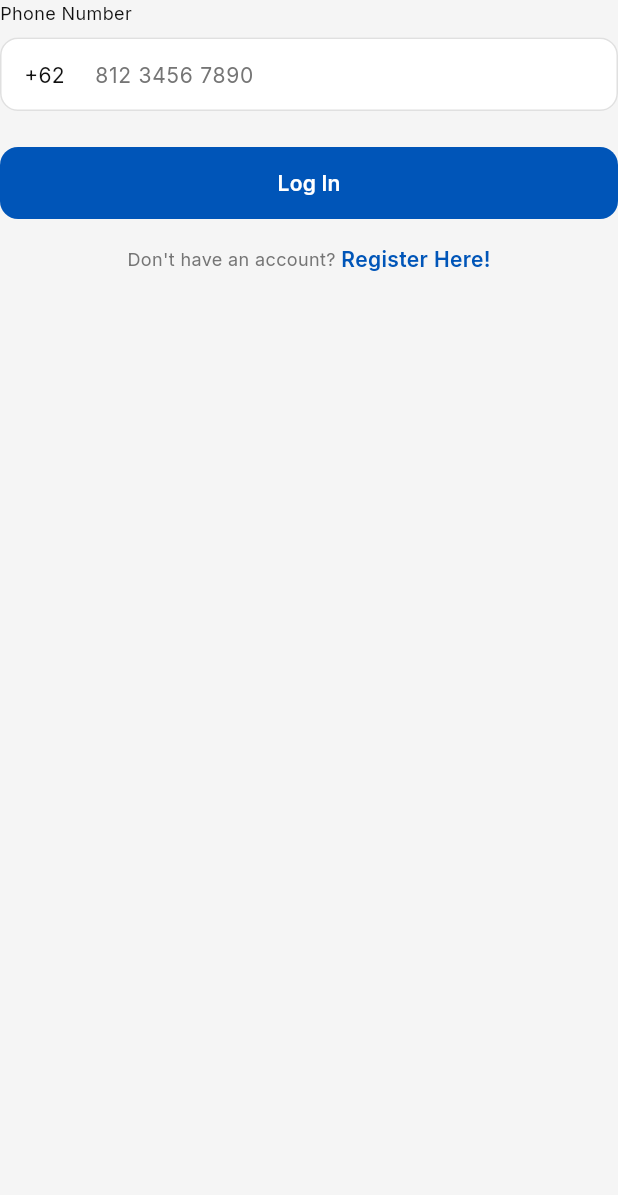
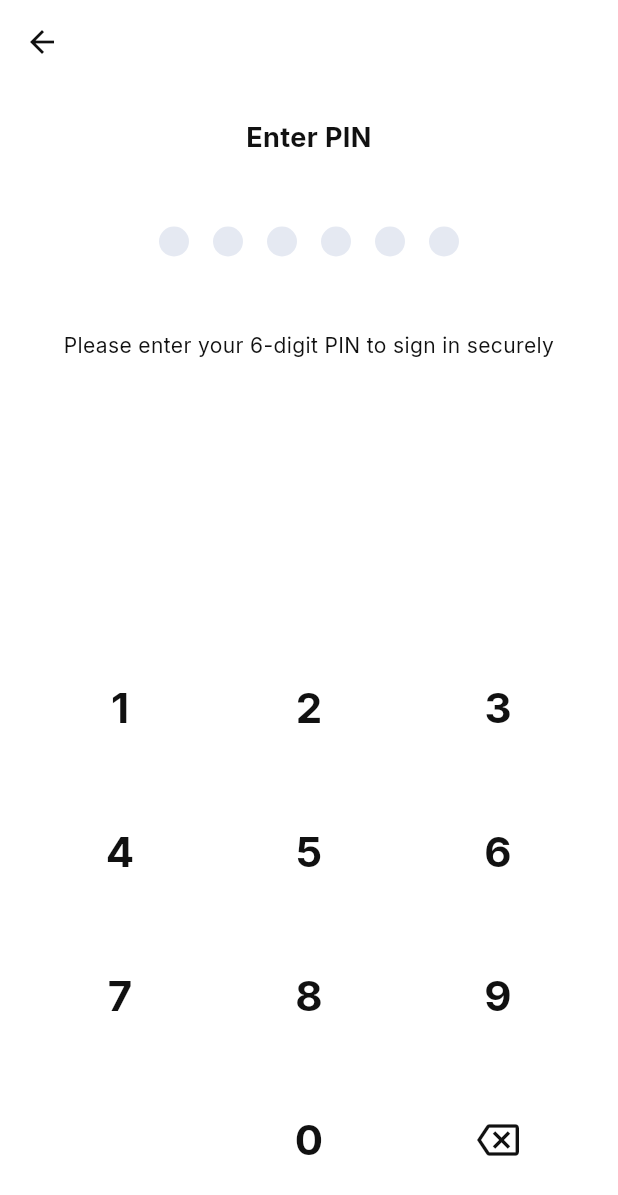
Before and after one commit to Arroziqi/mrt-clone, a Flutter app: the LoginForm widget shown alone on an empty page, opened directly, after a tap on "Log In", on a phone screen of 412 x 824 dp. Shown: the top 1195 px of the screen. Run offline on Flutter 3.47's test engine with Material 3 defaults, Android fonts, the phone set to English and light mode, and no system bars; our stand-ins replace equatable, flutter_bloc, go_router, google_fonts.

Commit message:
add pin page

```diff
--- a/lib/config/routes/app_router.dart
+++ b/lib/config/routes/app_router.dart
@@ -2,6 +2,7 @@ import 'package:flutter/material.dart';
 import 'package:go_router/go_router.dart';
 import '../../features/auth/presentation/pages/login_page.dart';
 import '../../features/auth/presentation/pages/register_page.dart';
+import '../../features/auth/presentation/pages/pin_page.dart';
 import '../../features/ticket/presentation/pages/buy_ticket_page.dart';
 import '../../features/ticket/presentation/pages/schedule_page.dart';
 import '../../features/ticket/presentation/pages/payment_page.dart';
@@ -30,6 +31,13 @@ class AppRouter {
       GoRoute(
         path: '/register',
         builder: (context, state) => const RegisterPage(),
+      ),
+      GoRoute(
+        path: '/pin',
+        builder: (context, state) {
+          final isCreate = state.uri.queryParameters['isCreate'] == 'true';
+          return PinPage(isCreate: isCreate);
+        },
       ),
       GoRoute(
         path: '/buy-ticket',
--- /dev/null
+++ b/lib/features/auth/presentation/pages/pin_page.dart
@@ -0,0 +1,193 @@
+import 'package:flutter/material.dart';
+import 'package:flutter_bloc/flutter_bloc.dart';
+import 'package:go_router/go_router.dart';
+import '../../../../config/theme/app_colors.dart';
+import '../../../../config/theme/app_text_style.dart';
+import '../bloc/auth_bloc.dart';
+import '../bloc/auth_event.dart';
+import '../bloc/auth_state.dart';
+
+class PinPage extends StatefulWidget {
+  final bool isCreate;
+
+  const PinPage({super.key, this.isCreate = false});
+
+  @override
+  State<PinPage> createState() => _PinPageState();
+}
+
+class _PinPageState extends State<PinPage> {
+  String _pin = '';
+  final int _pinLength = 6;
+
+  void _onKeypadPressed(String value) {
+    if (_pin.length < _pinLength) {
+      setState(() {
+        _pin += value;
+      });
+      if (_pin.length == _pinLength) {
+        _submitPin();
+      }
+    }
+  }
+
+  void _onBackspacePressed() {
+    if (_pin.isNotEmpty) {
+      setState(() {
+        _pin = _pin.substring(0, _pin.length - 1);
+      });
+    }
+  }
+
+  void _submitPin() {
+    // Dispatch LoggedIn event to mock the authentication success
+    context.read<AuthBloc>().add(const LoggedIn(
+      phoneNumber: 'mock_phone',
+      password: 'mock_password',
+    ));
+  }
+
+  @override
+  Widget build(BuildContext context) {
+    return BlocListener<AuthBloc, AuthState>(
+      listener: (context, state) {
+        if (state is Authenticated) {
+          context.go('/');
+        }
+      },
+      child: Scaffold(
+        backgroundColor: AppColors.surface,
+        appBar: AppBar(
+          backgroundColor: AppColors.surface,
+          iconTheme: const IconThemeData(color: AppColors.textPrimary),
+          elevation: 0,
+          leading: IconButton(
+            icon: const Icon(Icons.arrow_back),
+            onPressed: () => context.pop(),
+          ),
+        ),
+        body: SafeArea(
+          child: Column(
+            children: [
+              const SizedBox(height: 24),
+              Text(
+                widget.isCreate ? 'Create PIN' : 'Enter PIN',
+                style: AppTextStyle.title.copyWith(
+                  fontWeight: FontWeight.w700,
+                  color: AppColors.textPrimary,
+                ),
+                textAlign: TextAlign.center,
+              ),
+              const SizedBox(height: 48),
+              Row(
+                mainAxisAlignment: MainAxisAlignment.center,
+                children: List.generate(_pinLength, (index) {
+                  final isFilled = index < _pin.length;
+                  return Container(
+                    margin: const EdgeInsets.symmetric(horizontal: 8),
+                    width: 20,
+                    height: 20,
+                    decoration: BoxDecoration(
+                      shape: BoxShape.circle,
+                      color: isFilled ? AppColors.primaryBlue : const Color(0xFFE5E9F2),
+                    ),
+                  );
+                }),
+              ),
+              const SizedBox(height: 48),
+              Padding(
+                padding: const EdgeInsets.symmetric(horizontal: 40.0),
+                child: Text(
+                  widget.isCreate
+                      ? 'Please create a 6-digit PIN to be remembered as authentication for signing in'
+                      : 'Please enter your 6-digit PIN to sign in securely',
+                  style: AppTextStyle.body.copyWith(
+                    color: AppColors.textPrimary,
+                  ),
+                  textAlign: TextAlign.center,
+                ),
+              ),
+              const Spacer(),
+              _buildKeypad(),
+              const SizedBox(height: 32),
+            ],
+          ),
+        ),
+      ),
+    );
+  }
+
+  Widget _buildKeypad() {
+    return Padding(
+      padding: const EdgeInsets.symmetric(horizontal: 48.0),
+      child: Column(
+        children: [
+          Row(
+            mainAxisAlignment: MainAxisAlignment.spaceBetween,
+            children: [
+              _buildKeypadButton('1'),
+              _buildKeypadButton('2'),
+              _buildKeypadButton('3'),
+            ],
+          ),
+          const SizedBox(height: 32),
+          Row(
+            mainAxisAlignment: MainAxisAlignment.spaceBetween,
+            children: [
+              _buildKeypadButton('4'),
+              _buildKeypadButton('5'),
+              _buildKeypadButton('6'),
+            ],
+          ),
+          const SizedBox(height: 32),
+          Row(
+            mainAxisAlignment: MainAxisAlignment.spaceBetween,
+            children: [
+              _buildKeypadButton('7'),
+              _buildKeypadButton('8'),
+              _buildKeypadButton('9'),
+            ],
+          ),
+          const SizedBox(height: 32),
+          Row(
+            mainAxisAlignment: MainAxisAlignment.spaceBetween,
+            children: [
+              const SizedBox(width: 64, height: 64), // Empty space
+              _buildKeypadButton('0'),
+              SizedBox(
+                width: 64,
+                height: 64,
+                child: IconButton(
+                  onPressed: _onBackspacePressed,
+                  icon: const Icon(Icons.backspace_outlined, size: 28),
+                  color: AppColors.textPrimary,
+                ),
+              ),
+            ],
+          ),
+        ],
+      ),
+    );
+  }
+
+  Widget _buildKeypadButton(String number) {
+    return SizedBox(
+      width: 64,
+      height: 64,
+      child: TextButton(
+        onPressed: () => _onKeypadPressed(number),
+        style: TextButton.styleFrom(
+          shape: const CircleBorder(),
+          foregroundColor: AppColors.textPrimary,
+        ),
+        child: Text(
+          number,
+          style: AppTextStyle.headline.copyWith(
+            fontWeight: FontWeight.w700,
+            fontSize: 28,
+          ),
+        ),
+      ),
+    );
+  }
+}
--- a/lib/features/auth/presentation/widgets/login_form.dart
+++ b/lib/features/auth/presentation/widgets/login_form.dart
@@ -25,10 +25,7 @@ class _LoginFormState extends State<LoginForm> {
 
   void _onLogin() {
     // In a real app, validate input first
-    context.read<AuthBloc>().add(LoggedIn(
-      phoneNumber: _phoneController.text,
-      password: 'mock_password',
-    ));
+    context.push('/pin?isCreate=false');
   }
 
   @override
--- a/lib/features/auth/presentation/widgets/register_form.dart
+++ b/lib/features/auth/presentation/widgets/register_form.dart
@@ -3,6 +3,7 @@ import '../../../../config/theme/app_colors.dart';
 import '../../../../config/theme/app_text_style.dart';
 import '../../../../shared/widget/app_button.dart';
 import '../../../../shared/widget/app_textfield.dart';
+import 'package:go_router/go_router.dart';
 
 class RegisterForm extends StatefulWidget {
   const RegisterForm({super.key});
@@ -66,7 +67,7 @@ class _RegisterFormState extends State<RegisterForm> {
         const SizedBox(height: 32),
         AppButton(
           text: 'Next',
-          onPressed: _agreedToTerms ? () {} : null, // Disabled if not agreed
+          onPressed: _agreedToTerms ? () => context.push('/pin?isCreate=true') : null, // Disabled if not agreed
         ),
       ],
     );
```
Also changed, not shown: lib/public/design/create_pin_after_register.jpeg (added).
